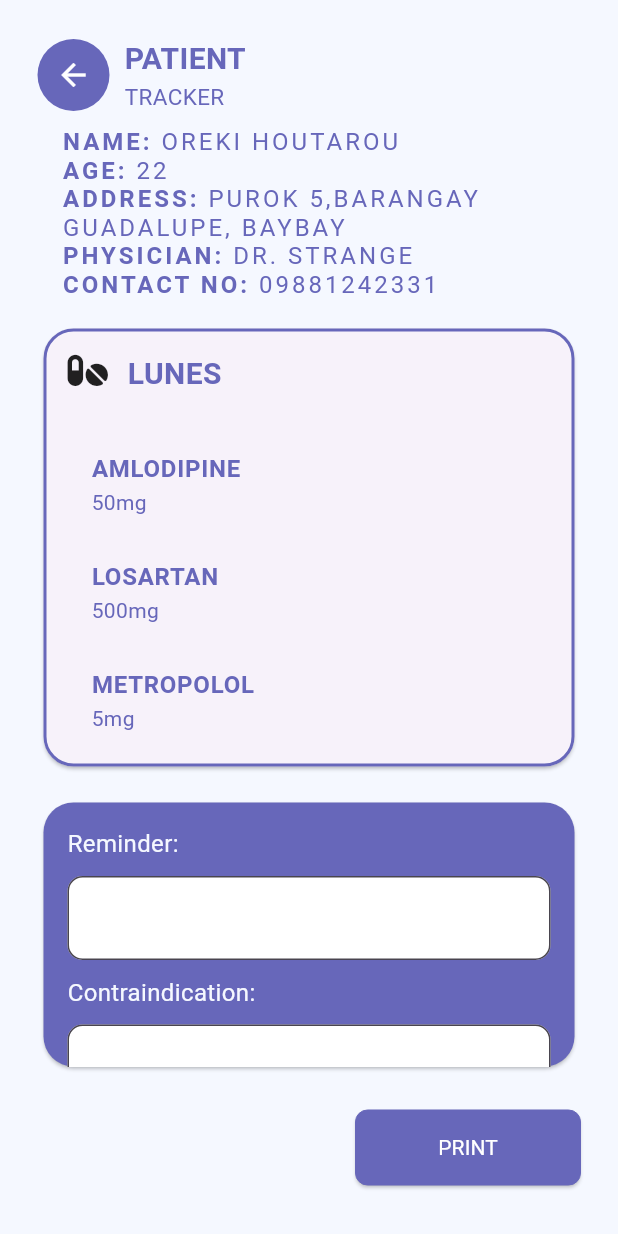
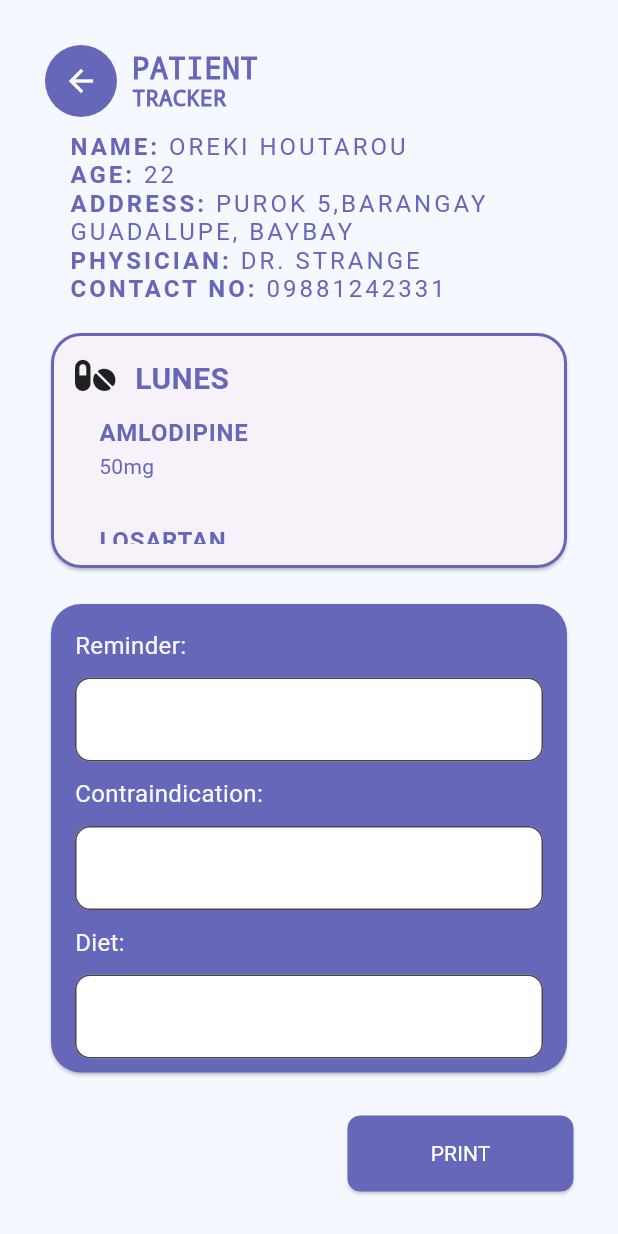
Before and after one commit to Orekidesu/Mobile-Health-App-Tambag, a Flutter app: the AddProfilePage screen opened directly, after a tap on "Add", after a tap on the "calendar month" icon, on a phone screen of 412 x 824 dp. Run offline on Flutter 3.47's test engine with Material 3 defaults, Android fonts, the light colour scheme and no system bars; our stand-ins replace cloud_firestore, firebase_auth, firebase_core, flutter_slidable, fluttertoast, font_awesome_flutter; accounts and stored records are empty.

Commit message:
Screen Fixed

```diff
--- a/lib/Custom_Widgets/Add_Medication_Dialog.dart
+++ b/lib/Custom_Widgets/Add_Medication_Dialog.dart
@@ -8,7 +8,7 @@ import 'CustomActionButton.dart';
 import '../Screen/Masterlist.dart';
 
 class AddMedication extends StatefulWidget {
-  const AddMedication({Key? key}) : super(key: key);
+  const AddMedication({super.key});
 
   @override
   _AddMedicationState createState() => _AddMedicationState();
--- a/lib/Custom_Widgets/Add_Medication_Dialog_Profile.dart
+++ b/lib/Custom_Widgets/Add_Medication_Dialog_Profile.dart
@@ -16,10 +16,10 @@ class AddMedicationProfile extends StatefulWidget {
   final AddMedicationCallback addMedicationCallback;
 
   const AddMedicationProfile({
-    Key? key,
+    super.key,
     required this.medicationList,
     required this.addMedicationCallback,
-  }) : super(key: key);
+  });
 
   @override
   _AddMedicationProfileState createState() => _AddMedicationProfileState();
--- a/lib/Custom_Widgets/CustomActionButton.dart
+++ b/lib/Custom_Widgets/CustomActionButton.dart
@@ -11,7 +11,7 @@ class CustomActionButton extends StatelessWidget {
   final FontWeight? fontWeight;
 
   const CustomActionButton({
-    Key? key,
+    super.key,
     this.fontWeight,
     this.borderWidth,
     this.borderColor,
@@ -19,7 +19,7 @@ class CustomActionButton extends StatelessWidget {
     this.background,
     required this.onPressed,
     required this.buttonText,
-  }) : super(key: key);
+  });
 
   @override
   Widget build(BuildContext context) {
--- a/lib/Custom_Widgets/Custom_Appbar.dart
+++ b/lib/Custom_Widgets/Custom_Appbar.dart
@@ -16,7 +16,7 @@ class Custom_Appbar extends StatefulWidget {
   final double titleFontSize;
 
   const Custom_Appbar({
-    Key? key,
+    super.key,
     this.titleFontSize = 20,
     this.hasBrgy = true,
     required this.Apptitle,
@@ -27,7 +27,7 @@ class Custom_Appbar extends StatefulWidget {
     this.icon,
     required this.hasbackIcon,
     required this.hasRightIcon,
-  }) : super(key: key);
+  });
 
   @override
   State<Custom_Appbar> createState() => _Custom_AppbarState();
--- a/lib/Custom_Widgets/Custom_Footer.dart
+++ b/lib/Custom_Widgets/Custom_Footer.dart
@@ -51,7 +51,7 @@ class ProfileAndMasterlistRow extends StatelessWidget {
           Navigator.push(
             context,
             MaterialPageRoute(
-              builder: (context) => AddProfilePage(),
+              builder: (context) => const AddProfilePage(),
             ),
           );
         },
--- a/lib/Custom_Widgets/Custom_TextField.dart
+++ b/lib/Custom_Widgets/Custom_TextField.dart
@@ -10,14 +10,14 @@ class CustomTextField extends StatelessWidget {
   final bool obscureText;
 
   const CustomTextField({
-    Key? key,
+    super.key,
     required this.controller,
     required this.labelText,
     this.labelFontSize = 20.0,
     this.textFieldHeight = 5.0,
     this.borderRadius = 15.0,
     this.obscureText = false,
-  }) : super(key: key);
+  });
 
   @override
   Widget build(BuildContext context) {
--- a/lib/Custom_Widgets/Custom_Toast.dart
+++ b/lib/Custom_Widgets/Custom_Toast.dart
@@ -10,7 +10,7 @@ import '../constants/light_constants.dart';
 class CustomToast extends StatelessWidget {
   final String message;
 
-  const CustomToast({Key? key, required this.message}) : super(key: key);
+  const CustomToast({super.key, required this.message});
 
   @override
   Widget build(BuildContext context) {
@@ -26,6 +26,6 @@ class CustomToast extends StatelessWidget {
       webBgColor: "$periwinkleGradient",
     );
 
-    return SizedBox.shrink(); // Empty widget, as showToast handles the display
+    return const SizedBox.shrink(); // Empty widget, as showToast handles the display
   }
 }
--- a/lib/Custom_Widgets/Custom_dropdown.dart
+++ b/lib/Custom_Widgets/Custom_dropdown.dart
@@ -7,11 +7,11 @@ class CustomDropdown extends StatefulWidget {
   final Function(String) onChanged;
 
   const CustomDropdown({
-    Key? key,
+    super.key,
     required this.items,
     required this.value,
     required this.onChanged,
-  }) : super(key: key);
+  });
 
   @override
   _CustomDropdownState createState() => _CustomDropdownState();
--- a/lib/Custom_Widgets/Dashboard_List_Firebase.dart
+++ b/lib/Custom_Widgets/Dashboard_List_Firebase.dart
@@ -2,7 +2,6 @@
 
 import '../functions/custom_functions.dart';
 import 'package:cloud_firestore/cloud_firestore.dart';
-import 'package:flutter/cupertino.dart';
 import 'package:flutter/material.dart';
 import '../Screen/Dashboard.dart';
 import '../Firebase_Query/Firebase_Functions.dart';
@@ -12,7 +11,7 @@ import 'PatientCard.dart';
 
 class DashboardListFirebase extends StatefulWidget {
 
-  const DashboardListFirebase({Key? key}) : super(key: key);
+  const DashboardListFirebase({super.key});
 
   @override
   _DashboardListFirebaseState createState() => _DashboardListFirebaseState();
--- a/lib/Custom_Widgets/Followup_widget.dart
+++ b/lib/Custom_Widgets/Followup_widget.dart
@@ -4,7 +4,7 @@ import '../constants/light_constants.dart';
 class FollowUpWidget extends StatelessWidget {
   final Map<String, dynamic> followUpData;
 
-  const FollowUpWidget({Key? key, required this.followUpData}) : super(key: key);
+  const FollowUpWidget({super.key, required this.followUpData});
 
   @override
   Widget build(BuildContext context) {
--- a/lib/Custom_Widgets/PatientCard.dart
+++ b/lib/Custom_Widgets/PatientCard.dart
@@ -1,4 +1,3 @@
-import 'package:flutter/cupertino.dart';
 import 'package:flutter/material.dart';
 import '../Screen/Dashboard.dart';
 import '../Screen/Follow_up.dart';
--- a/lib/Screen/Dashboard.dart
+++ b/lib/Screen/Dashboard.dart
@@ -14,7 +14,7 @@
   }
 
   class Dashboard extends StatefulWidget {
-    const Dashboard({Key? key}) : super(key: key);
+    const Dashboard({super.key});
 
     @override
     // ignore: library_private_types_in_public_api
--- a/lib/Screen/Follow_up.dart
+++ b/lib/Screen/Follow_up.dart
@@ -33,9 +33,9 @@ class Follow_up extends StatefulWidget {
   final String patientId;
 
   const Follow_up({
-    Key? key,
+    super.key,
     required this.patientId, // Corrected the parameter name
-  }) : super(key: key);
+  });
 
   @override
   State<Follow_up> createState() => _Follow_upState();
--- a/lib/Screen/Login.dart
+++ b/lib/Screen/Login.dart
@@ -10,7 +10,7 @@ import '../constants/light_constants.dart';
 
 
 class Login extends StatefulWidget {
-  const Login({Key? key}) : super(key: key);
+  const Login({super.key});
 
   @override
   State<Login> createState() => _LoginState();
--- a/lib/Screen/Masterlist.dart
+++ b/lib/Screen/Masterlist.dart
@@ -20,7 +20,7 @@ class medication_inventory {
 
 class Masterlist extends StatefulWidget {
   // ignore: use_key_in_widget_constructors
-  const Masterlist({Key? key}) : super(key: key);
+  const Masterlist({super.key});
 
   @override
   State<Masterlist> createState() => _MasterlistState();
--- a/lib/Screen/Tracker.dart
+++ b/lib/Screen/Tracker.dart
@@ -22,12 +22,11 @@ class _TrackerState extends State<Tracker> {
 
   @override
   Widget build(BuildContext context) {
-    return
-    SafeArea(child: Scaffold(
-      backgroundColor: backgroundColor,
-      body: SingleChildScrollView(
-        child: Padding(
-          padding: const EdgeInsets.all(25.0),
+    return SafeArea(
+        child: Container(
+            height: MediaQuery.of(context).size.height, // Adjust as needed
+            color: backgroundColor,
+          padding: const EdgeInsets.all(30.0),
             child: Column(
               mainAxisAlignment: MainAxisAlignment.start,
               crossAxisAlignment: CrossAxisAlignment.start,
@@ -42,12 +41,12 @@ class _TrackerState extends State<Tracker> {
                 ),
                 Container(
                   padding: const EdgeInsets.fromLTRB(16, 10.0, 16.0, 0.0),
-                child: Container(
                   child: Column(
                     mainAxisAlignment: MainAxisAlignment.start,
                     crossAxisAlignment: CrossAxisAlignment.start,
                     children: [
-                      CustomTextWidget(text1: 'NAME:', text2: 'OREKI HOUTAROU'),
+                      CustomTextWidget(
+                          text1: 'NAME:', text2: 'OREKI HOUTAROU'),
                       CustomTextWidget(text1: 'AGE:', text2: '22'),
                       CustomTextWidget(
                           text1: 'ADDRESS:',
@@ -59,8 +58,6 @@ class _TrackerState extends State<Tracker> {
                     ],
                   ),
                 ),
-              ),
-
                 // LIST MEDICATION //
                 Expanded(
                   flex: 2,
@@ -85,7 +82,8 @@ class _TrackerState extends State<Tracker> {
                                   flex: 2,
                                   child: Row(
                                     mainAxisAlignment: MainAxisAlignment.start,
-                                  crossAxisAlignment: CrossAxisAlignment.start,
+                                    crossAxisAlignment:
+                                        CrossAxisAlignment.start,
                                     children: [
                                       Icon(FontAwesomeIcons.pills),
                                       SizedBox(
@@ -104,7 +102,7 @@ class _TrackerState extends State<Tracker> {
                               Expanded(
                                 flex: 8,
                                 child: ListView(
-                                children: [
+                                  children: const [
                                     MedicationTile(
                                         medicationName: 'AMLODIPINE',
                                         text: '50mg'),
@@ -145,7 +143,6 @@ class _TrackerState extends State<Tracker> {
                           child: Column(
                             crossAxisAlignment: CrossAxisAlignment.start,
                             children: [
-
                               const Text(
                                 'Reminder:',
                                 style: TextStyle(
@@ -251,10 +248,7 @@ class _TrackerState extends State<Tracker> {
                   ],
                 )
               ],
-          ),
-        ),
-      ),),
-    );
+            )));
   }
 }
 
@@ -262,7 +256,8 @@ class MedicationTile extends StatelessWidget {
   final String text;
   final String medicationName;
 
-  MedicationTile({
+  const MedicationTile({
+    super.key,
     required this.medicationName,
     required this.text,
   });
--- a/lib/Screen/addProfilePage.dart
+++ b/lib/Screen/addProfilePage.dart
@@ -11,7 +11,7 @@ import '../constants/light_constants.dart';
 import '../functions/custom_functions.dart';
 
 class AddProfilePage extends StatefulWidget {
-  const AddProfilePage({Key? key}) : super(key: key);
+  const AddProfilePage({super.key});
 
   @override
   _AddProfilePageState createState() => _AddProfilePageState();
--- a/lib/custom_widgets/text_widget_info.dart
+++ b/lib/custom_widgets/text_widget_info.dart
@@ -10,7 +10,7 @@ class CustomTextWidget extends StatelessWidget {
   static const Ucase_font_size = 16.0;
   static const Color periwinkleColor = Color.fromARGB(255, 103, 103, 186);
 
-  CustomTextWidget({
+  const CustomTextWidget({super.key,
     required this.text1,
     required this.text2,
     this.fontSize,
```
Also changed, not shown: lib/Custom_Widgets/Cutom_table.dart (+4 -4 lines), lib/Screen/Patient_profile.dart (+5 -13 lines). Lines whose indentation alone changed are shown as unchanged.
